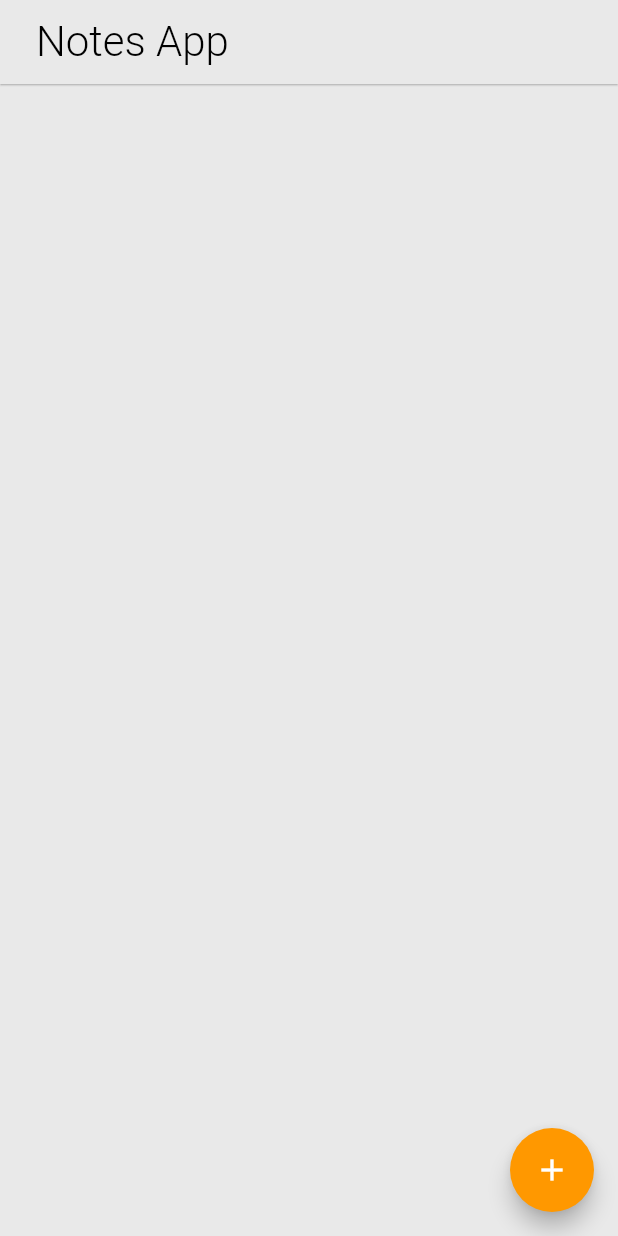
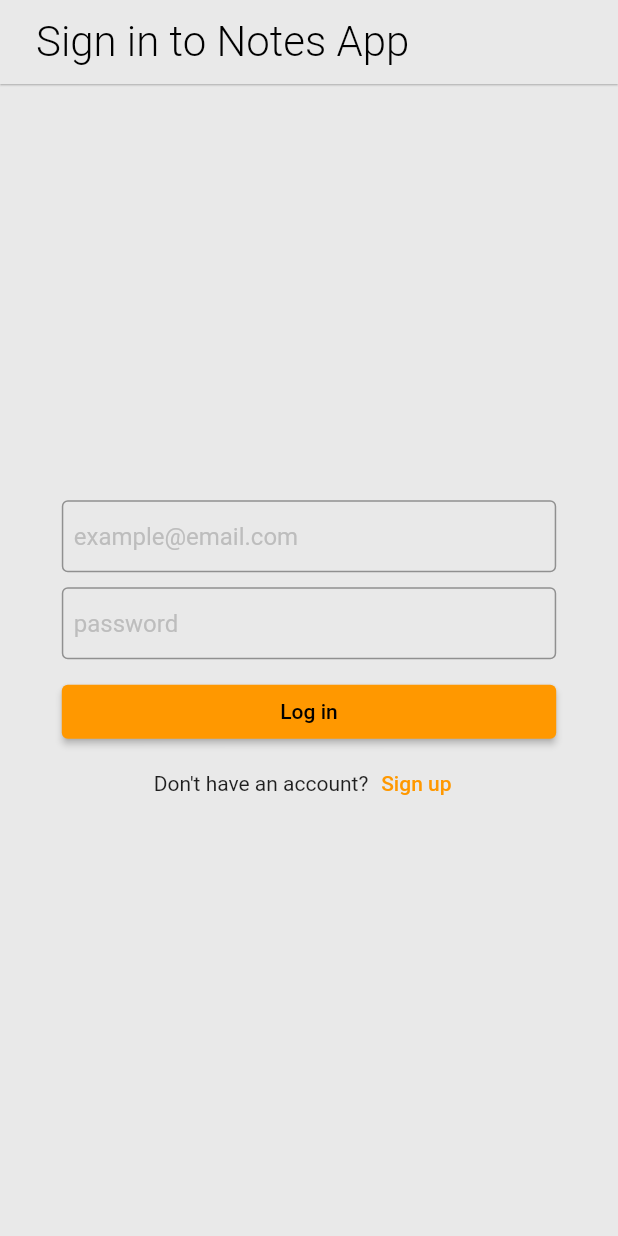
Before and after one commit to alastairrmcneill/notes-app-firestore, a Flutter app: the screen it shows after launch, on a phone screen of 412 x 824 dp. Run offline on Flutter 3.47's test engine with Material 2 defaults, Android fonts, the light colour scheme and no system bars; our stand-ins replace cloud_firestore, firebase_auth, firebase_core; accounts and stored records are empty.

Commit message:
Added user login screen

```diff
--- a/lib/main.dart
+++ b/lib/main.dart
@@ -2,6 +2,7 @@
 import 'package:firebase_core/firebase_core.dart';
 import 'package:flutter/material.dart';
 import 'package:notes_app_firebase/pages/home_screen.dart';
+import 'package:notes_app_firebase/pages/login_screen.dart';
 import 'package:notes_app_firebase/services/database_service.dart';
 import 'package:flutter/services.dart';
 
@@ -48,7 +49,7 @@
           systemOverlayStyle: SystemUiOverlayStyle.light,
         ),
       ),
-      home: HomeScreen(),
+      home: LoginScreen(),
     );
   }
 }
--- /dev/null
+++ b/lib/pages/login_screen.dart
@@ -0,0 +1,103 @@
+import 'package:flutter/material.dart';
+
+class LoginScreen extends StatefulWidget {
+  const LoginScreen({Key? key}) : super(key: key);
+
+  @override
+  _LoginScreenState createState() => _LoginScreenState();
+}
+
+class _LoginScreenState extends State<LoginScreen> {
+  TextEditingController _emailController = TextEditingController();
+  TextEditingController _passwordController = TextEditingController();
+  String errorText = '';
+
+  @override
+  Widget build(BuildContext context) {
+    return Scaffold(
+      appBar: AppBar(
+        title: Transform.translate(
+          offset: const Offset(8, 0),
+          child: const Text(
+            'Sign in to Notes App',
+            style: TextStyle(
+              fontWeight: FontWeight.w300,
+              fontSize: 28,
+            ),
+          ),
+        ),
+        centerTitle: false,
+      ),
+      body: Center(
+        child: SizedBox(
+          width: MediaQuery.of(context).size.width * 0.8,
+          child: Column(
+            mainAxisAlignment: MainAxisAlignment.center,
+            children: [
+              TextFormField(
+                style: const TextStyle(
+                  color: Colors.black,
+                  fontSize: 16,
+                ),
+                textInputAction: TextInputAction.next,
+                maxLines: 1,
+                controller: _emailController,
+                decoration: InputDecoration(
+                  contentPadding: const EdgeInsets.symmetric(horizontal: 8),
+                  border: const OutlineInputBorder(),
+                  hintText: 'example@email.com',
+                  hintStyle: TextStyle(
+                    color: Colors.grey[400],
+                  ),
+                ),
+              ),
+              const SizedBox(height: 10),
+              TextField(
+                style: const TextStyle(
+                  color: Colors.black,
+                  fontSize: 16,
+                ),
+                textInputAction: TextInputAction.done,
+                onSubmitted: (value) {
+                  print(value);
+                },
+                obscureText: true,
+                maxLines: 1,
+                controller: _passwordController,
+                decoration: InputDecoration(
+                  contentPadding: const EdgeInsets.symmetric(horizontal: 8),
+                  border: const OutlineInputBorder(),
+                  hintText: 'password',
+                  hintStyle: TextStyle(
+                    color: Colors.grey[400],
+                  ),
+                ),
+              ),
+              const SizedBox(height: 10),
+              errorText != ''
+                  ? Text(
+                      errorText,
+                      style: const TextStyle(
+                        color: Colors.red,
+                        fontSize: 14,
+                      ),
+                    )
+                  : const SizedBox(height: 1),
+              SizedBox(
+                width: MediaQuery.of(context).size.width * 0.8,
+                child: ElevatedButton(onPressed: () {}, child: Text('Log in')),
+              ),
+              Row(
+                mainAxisAlignment: MainAxisAlignment.center,
+                children: [
+                  const Text('Don\'t have an account?'),
+                  TextButton(onPressed: () {}, child: const Text('Sign up')),
+                ],
+              ),
+            ],
+          ),
+        ),
+      ),
+    );
+  }
+}
--- /dev/null
+++ b/lib/services/auth_service.dart
@@ -0,0 +1,3 @@
+import 'package:firebase_auth/firebase_auth.dart';
+
+class AuthService {}
--- a/pubspec.yaml
+++ b/pubspec.yaml
@@ -36,6 +36,7 @@ dependencies:
   cupertino_icons: ^1.0.2
   firebase_core: ^1.11.0
   cloud_firestore: ^3.1.6
+  firebase_auth: ^3.3.6
   intl: ^0.17.0
 
 dev_dependencies:
```
Also changed, not shown: pubspec.lock.
